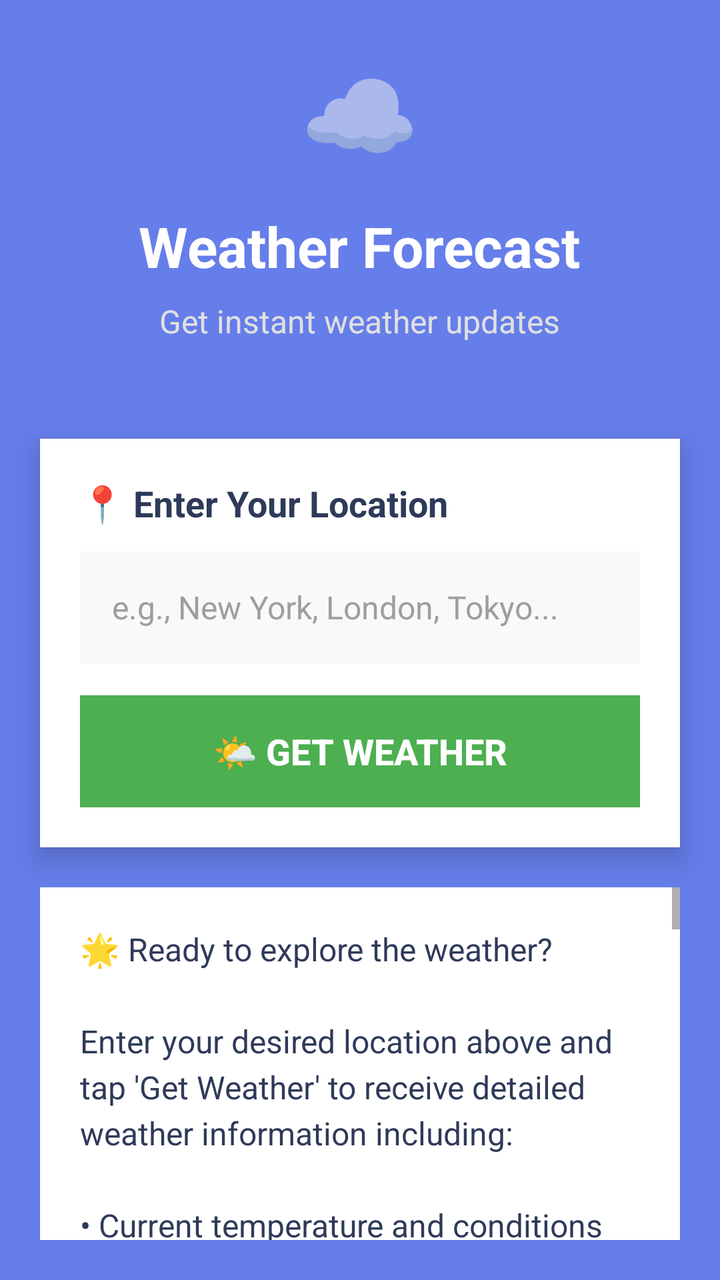
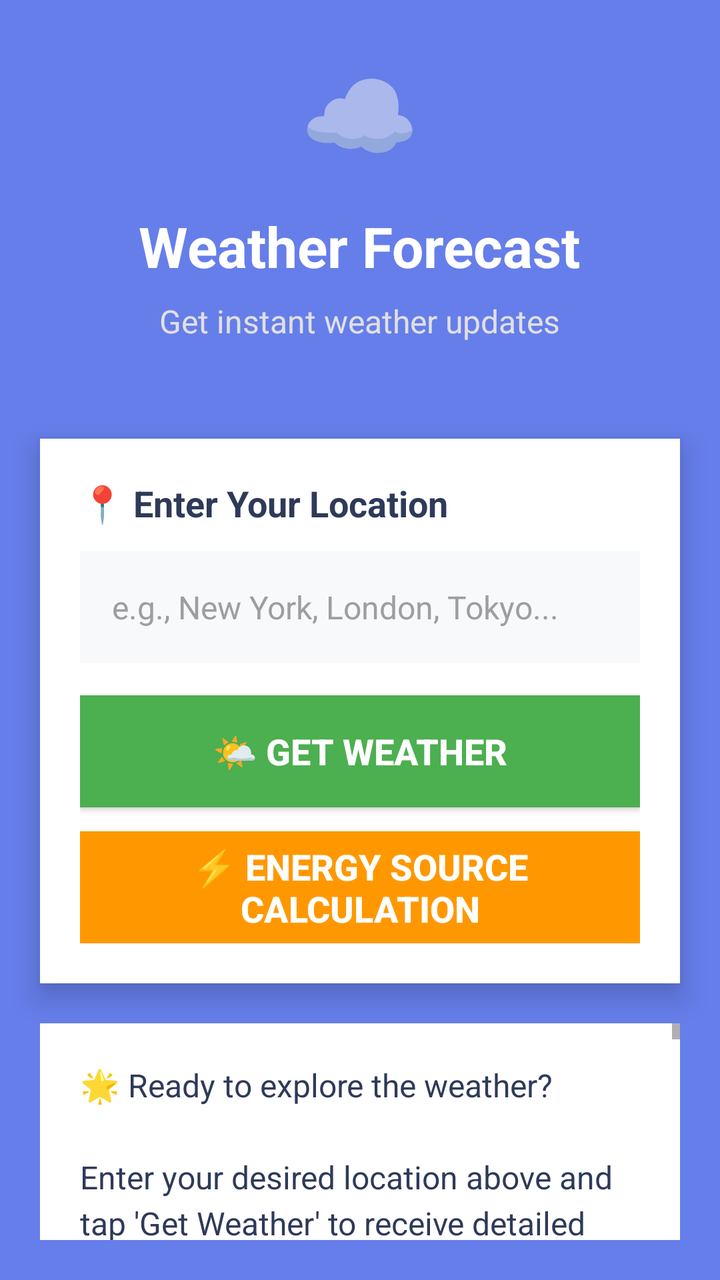

Two renders of the same Android screen: before a commit and after it. Below are the layout's source before the change and the commit's diff.
<!-- AndroidManifest.xml: activity theme Theme.Renewable_enery.NoActionBar -->
<!-- res/layout/activity_main.xml -->
<?xml version="1.0" encoding="utf-8"?>
<LinearLayout
    xmlns:android="http://schemas.android.com/apk/res/android"
    android:id="@+id/activity_container"
    android:layout_width="match_parent"
    android:layout_height="match_parent"
    android:orientation="vertical"
    android:background="#667eea">

    
    <LinearLayout
        android:layout_width="match_parent"
        android:layout_height="wrap_content"
        android:orientation="vertical"
        android:padding="24dp"
        android:gravity="center">

        <TextView
            android:layout_width="wrap_content"
            android:layout_height="wrap_content"
            android:text="☁️"
            android:textSize="48sp"
            android:layout_marginBottom="16dp" />

        <TextView
            android:layout_width="wrap_content"
            android:layout_height="wrap_content"
            android:text="Weather Forecast"
            android:textSize="28sp"
            android:textStyle="bold"
            android:textColor="#FFFFFF"
            android:layout_marginBottom="8dp" />

        <TextView
            android:layout_width="wrap_content"
            android:layout_height="wrap_content"
            android:text="Get instant weather updates"
            android:textSize="16sp"
            android:textColor="#E0E0E0"
            android:layout_marginBottom="24dp" />

    </LinearLayout>

    
    <LinearLayout
        android:layout_width="match_parent"
        android:layout_height="wrap_content"
        android:orientation="vertical"
        android:layout_marginHorizontal="20dp"
        android:padding="20dp"
        android:background="#FFFFFF"
        android:elevation="8dp">

        <TextView
            android:layout_width="wrap_content"
            android:layout_height="wrap_content"
            android:text="📍 Enter Your Location"
            android:textSize="18sp"
            android:textStyle="bold"
            android:layout_marginBottom="12dp"
            android:textColor="#2E3A59" />

        <EditText
            android:id="@+id/editTextLocation"
            android:layout_width="match_parent"
            android:layout_height="56dp"
            android:hint="e.g., New York, London, Tokyo..."
            android:textSize="16sp"
            android:paddingHorizontal="16dp"
            android:background="#F8F9FA"
            android:layout_marginBottom="16dp"
            android:textColorHint="#9E9E9E"
            android:textColor="#333333" />

        <Button
            android:id="@+id/buttonGetWeather"
            android:layout_width="match_parent"
            android:layout_height="56dp"
            android:text="🌤️ Get Weather"
            android:textSize="18sp"
            android:textStyle="bold"
            android:background="#4CAF50"
            android:textColor="#FFFFFF"
            android:elevation="4dp" />

    </LinearLayout>

    
    <LinearLayout
        android:layout_width="match_parent"
        android:layout_height="0dp"
        android:layout_weight="1"
        android:layout_margin="20dp"
        android:orientation="vertical">

        <ScrollView
            android:layout_width="match_parent"
            android:layout_height="match_parent">

            <TextView
                android:id="@+id/textViewResult"
                android:layout_width="match_parent"
                android:layout_height="wrap_content"
                android:text="🌟 Ready to explore the weather?\n\nEnter your desired location above and tap 'Get Weather' to receive detailed weather information including:\n\n• Current temperature and conditions\n• Humidity and wind speed\n• Today's forecast\n• Hourly predictions\n• UV Index and visibility\n• Sunrise and sunset times\n• Wind direction and pressure\n• Cloud coverage percentage\n\nStart your weather journey now!\n\n📱 How to use this app:\n\n1. Type any city name in the input field above\n2. Tap the 'Get Weather' button\n3. View comprehensive weather data\n4. Scroll through all the information\n5. Try different locations!\n\n🌍 Supported locations:\n• Major cities worldwide\n• Small towns and villages\n• Geographic coordinates\n• Airport codes\n• Postal codes\n\n⭐ Features:\n• Real-time weather data\n• Detailed forecasts\n• Multiple weather parameters\n• Easy-to-read format\n• Instant updates\n\n🔄 This content area will be replaced with actual weather data when you search for a location. The weather information will include temperature, humidity, wind conditions, forecasts, and much more detailed information that will definitely require scrolling to view completely.\n\n📊 Weather data includes:\n• Temperature (current, min, max)\n• Weather conditions description\n• Humidity percentage\n• Wind speed and direction\n• Atmospheric pressure\n• Visibility distance\n• UV index rating\n• Cloud coverage\n• Precipitation amount\n• Sunrise/sunset times\n• Moon phase information\n• Hourly forecasts\n• And much more!"
                android:textSize="16sp"
                android:padding="20dp"
                android:background="#FFFFFF"
                android:textColor="#2E3A59"
                android:lineSpacingExtra="4dp"
                android:elevation="2dp" />

        </ScrollView>

    </LinearLayout>

</LinearLayout>
<!-- resources referenced by this layout -->
<resources>
  <style name="Theme.Renewable_enery.NoActionBar">
          <item name="windowActionBar">false</item>
          <item name="windowNoTitle">true</item>
      </style>
</resources>

<!-- the commit's change to res/layout/activity_main.xml (unified diff, before → after) -->
@@ -81,6 +81,18 @@
             android:textStyle="bold"
             android:background="#4CAF50"
             android:textColor="#FFFFFF"
+            android:elevation="4dp"
+            android:layout_marginBottom="12dp" />
+
+        <Button
+            android:id="@+id/buttonEnergyCalculation"
+            android:layout_width="match_parent"
+            android:layout_height="56dp"
+            android:text="⚡ Energy Source Calculation"
+            android:textSize="18sp"
+            android:textStyle="bold"
+            android:background="#FF9800"
+            android:textColor="#FFFFFF"
             android:elevation="4dp" />
 
     </LinearLayout>
